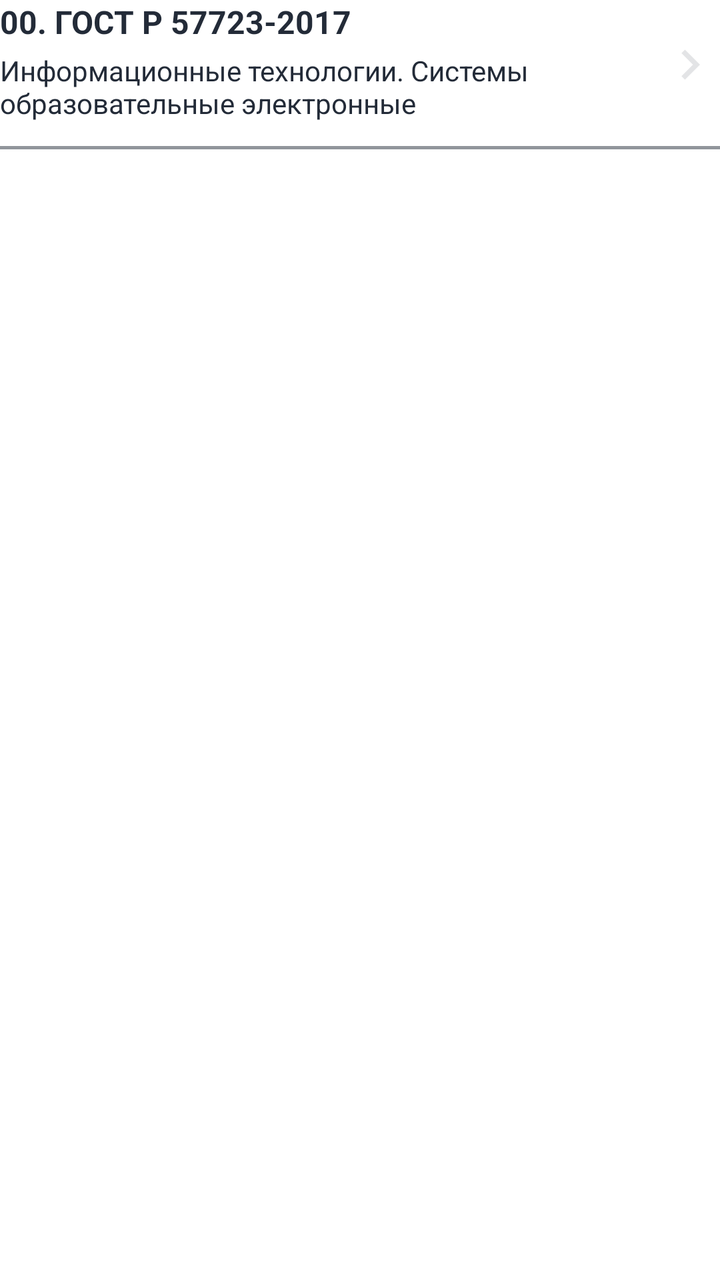
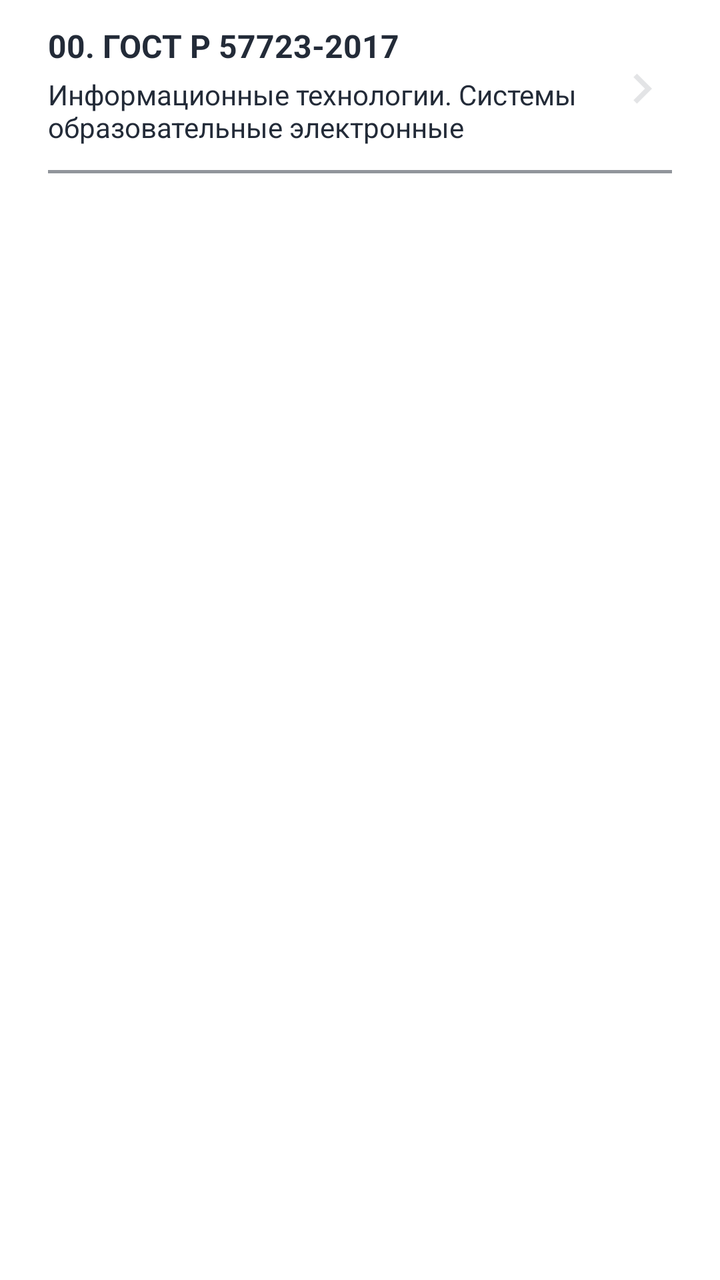

Before-and-after screenshots of an Android layout around one commit, followed by the original layout XML and the change that was made.
<!-- AndroidManifest.xml: application theme Theme.FileViewer.NoStatusBar -->
<!-- res/layout/item_document.xml -->
<?xml version="1.0" encoding="utf-8"?>
<LinearLayout xmlns:android="http://schemas.android.com/apk/res/android"
    android:layout_width="match_parent"
    android:layout_height="wrap_content"
    android:orientation="vertical"
    android:background="@android:color/transparent"
    android:layout_marginLeft="24dp"
    android:layout_marginRight="24dp"
    android:layout_marginTop="16dp">

    <LinearLayout
        android:layout_width="match_parent"
        android:layout_height="wrap_content"
        android:orientation="horizontal">

        <LinearLayout
            android:layout_width="0dp"
            android:layout_height="wrap_content"
            android:layout_weight="1"
            android:orientation="vertical">

            <TextView
                android:id="@+id/tvDocumentTitle"
                android:layout_width="match_parent"
                android:layout_height="wrap_content"
                android:text="00. ГОСТ Р 57723-2017"
                android:textColor="#232B38"
                android:textSize="16sp"
                android:textStyle="bold"
                android:layout_marginBottom="4dp"/>

            <TextView
                android:id="@+id/tvLevel"
                android:layout_width="match_parent"
                android:layout_height="wrap_content"
                android:text="Информационные технологии. Системы образовательные электронные"
                android:textColor="#232B38"
                android:textSize="14sp"
                android:layout_marginBottom="4dp"/>

        </LinearLayout>

        <ImageView
            android:layout_width="wrap_content"
            android:layout_height="wrap_content"
            android:src="@drawable/ic_arrow"
            android:layout_gravity="center_vertical"/>

    </LinearLayout>

    <View
        android:layout_width="match_parent"
        android:layout_height="1.5dp"
        android:background="#232B38"
        android:layout_marginTop="8dp"
        android:alpha="0.5"/>

</LinearLayout>
<!-- resources referenced by this layout -->
<resources>
  <!-- drawable ic_arrow (drawable) -->
  <vector xmlns:android="http://schemas.android.com/apk/res/android"
      android:width="30dp"
      android:height="30dp"
      android:viewportWidth="24"
      android:viewportHeight="24"
      android:tint="#20232B38">
      <path
          android:fillColor="@android:color/white"
          android:pathData="M10,6L8.59,7.41 13.17,12l-4.58,4.59L10,18l6,-6z"/>
  </vector>
  <style name="Theme.FileViewer.NoStatusBar" parent="Theme.MaterialComponents.DayNight.NoActionBar">
          <item name="android:windowFullscreen">true</item>
          <item name="android:windowDrawsSystemBarBackgrounds">false</item>
          <item name="android:windowTranslucentStatus">true</item>
      </style>
</resources>

<!-- the commit's change to res/layout/item_document.xml (unified diff, before → after) -->
@@ -4,9 +4,9 @@
     android:layout_height="wrap_content"
     android:orientation="vertical"
     android:background="@android:color/transparent"
-    android:layout_marginLeft="24dp"
-    android:layout_marginRight="24dp"
-    android:layout_marginTop="16dp">
+    android:paddingLeft="24dp"
+    android:paddingRight="24dp"
+    android:paddingTop="12dp">
 
     <LinearLayout
         android:layout_width="match_parent"
